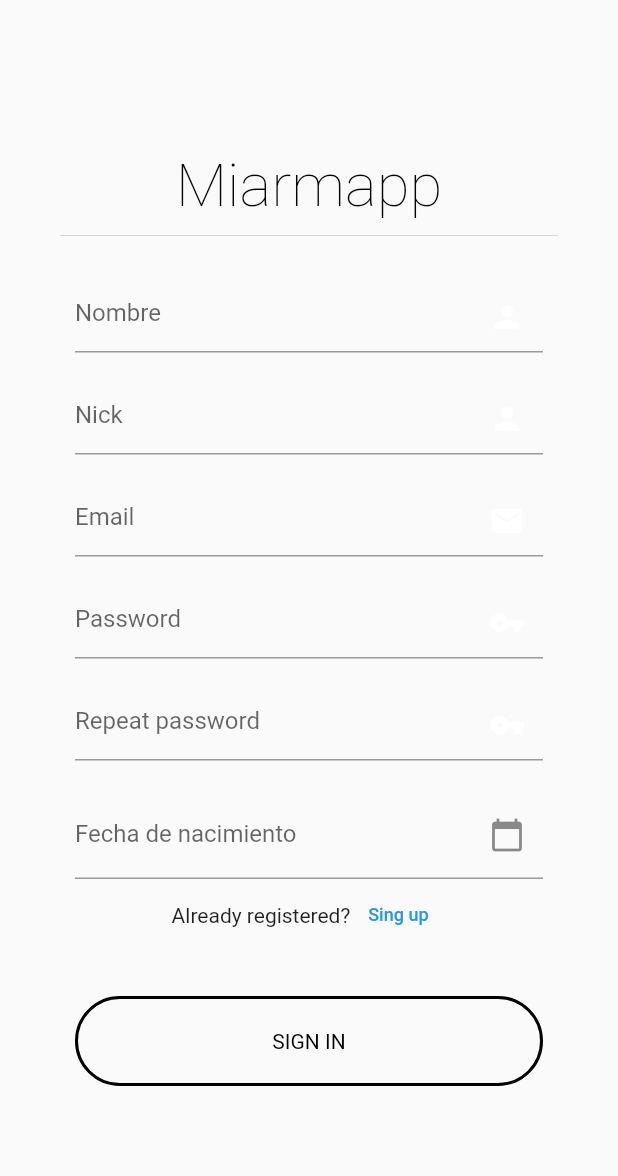
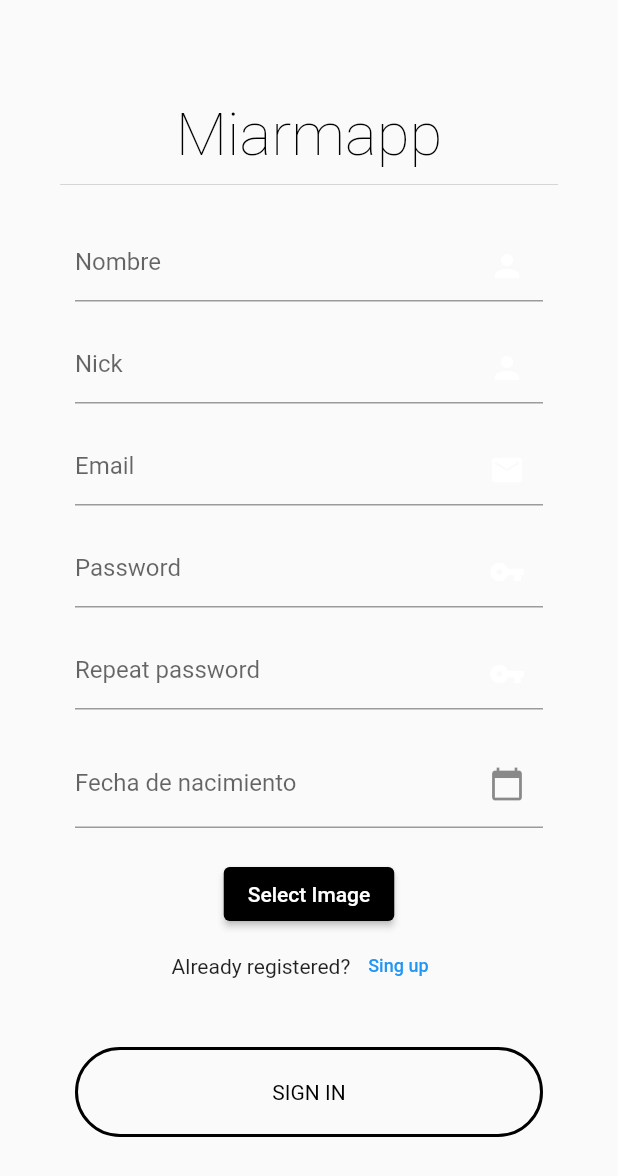
Before and after one commit to Daniel-DLR-02/MIARMA-ProyectoDIPMDM-Frontend, a Flutter app: the RegisterScreen screen opened by its route, on a phone screen of 412 x 824 dp. Shown: the top 1176 px of the screen. Run offline on Flutter 3.47's test engine with Material 2 defaults, Android fonts, the phone set to English and light mode, and no system bars; our stand-ins replace bloc, cached_network_image, equatable, flutter_bloc, font_awesome_flutter, google_fonts and 2 more; accounts and stored records are empty; statements that could not run were skipped.

Commit message:
Elegir foto register

```diff
--- /dev/null
+++ b/lib/bloc/image_pick/image_pick_bloc_bloc.dart
@@ -0,0 +1,33 @@
+import 'dart:async';
+import 'dart:io';
+
+import 'package:bloc/bloc.dart';
+import 'package:equatable/equatable.dart';
+import 'package:image_picker/image_picker.dart';
+
+part 'image_pick_bloc_event.dart';
+part 'image_pick_bloc_state.dart';
+
+class ImagePickBlocBloc extends Bloc<ImagePickBlocEvent, ImagePickBlocState> {
+  ImagePickBlocBloc() : super(ImagePickBlocInitial()) {
+    on<SelectImageEvent>(_onSelectImage);
+  }
+
+  void _onSelectImage(
+      SelectImageEvent event, Emitter<ImagePickBlocState> emit) async {
+    final ImagePicker _picker = ImagePicker();
+
+    try {
+      final XFile? pickedFile = await _picker.pickImage(
+        source: event.source,
+      );
+      if (pickedFile != null) {
+        emit(ImageSelectedSuccessState(pickedFile));
+      } else {
+        emit(const ImageSelectedErrorState('Error in image selection'));
+      }
+    } catch (e) {
+      emit(const ImageSelectedErrorState('Error in image selection'));
+    }
+  }
+}
--- /dev/null
+++ b/lib/bloc/image_pick/image_pick_bloc_event.dart
@@ -0,0 +1,17 @@
+part of 'image_pick_bloc_bloc.dart';
+
+abstract class ImagePickBlocEvent extends Equatable {
+  const ImagePickBlocEvent();
+
+  @override
+  List<Object> get props => [];
+}
+
+class SelectImageEvent extends ImagePickBlocEvent {
+  final ImageSource source;
+
+  const SelectImageEvent(this.source);
+
+  @override
+  List<Object> get props => [source];
+}
--- /dev/null
+++ b/lib/bloc/image_pick/image_pick_bloc_state.dart
@@ -0,0 +1,28 @@
+part of 'image_pick_bloc_bloc.dart';
+
+abstract class ImagePickBlocState extends Equatable {
+  const ImagePickBlocState();
+
+  @override
+  List<Object> get props => [];
+}
+
+class ImagePickBlocInitial extends ImagePickBlocState {}
+
+class ImageSelectedSuccessState extends ImagePickBlocState {
+  final XFile pickedFile;
+
+  const ImageSelectedSuccessState(this.pickedFile);
+
+  @override
+  List<Object> get props => [pickedFile];
+}
+
+class ImageSelectedErrorState extends ImagePickBlocState {
+  final String message;
+
+  const ImageSelectedErrorState(this.message);
+
+  @override
+  List<Object> get props => [message];
+}
--- a/lib/ui/register_screen.dart
+++ b/lib/ui/register_screen.dart
@@ -1,7 +1,11 @@
+import 'dart:io';
+
 import 'package:flutter/material.dart';
 import 'package:flutter_bloc/flutter_bloc.dart';
 import 'package:google_fonts/google_fonts.dart';
+import 'package:image_picker/image_picker.dart';
 import 'package:intl/intl.dart';
+import 'package:miarma_app/bloc/image_pick/image_pick_bloc_bloc.dart';
 import 'package:miarma_app/models/login/login_dto.dart';
 import 'package:miarma_app/ui/menu_screen.dart';
 import 'package:shared_preferences/shared_preferences.dart';
@@ -261,8 +265,68 @@ class _RegisterScreenState extends State<RegisterScreen> {
                                     }
                                   },
                                 ),
-                              )
+                              ),
                               //avatar
+                              Container(
+                                margin: const EdgeInsets.only(top: 20),
+                                width: deviceWidth - 100,
+                                child: BlocProvider(
+                                  create: (context) {
+                                    return ImagePickBlocBloc();
+                                  },
+                                  child: BlocConsumer<ImagePickBlocBloc,
+                                          ImagePickBlocState>(
+                                      listenWhen: (context, state) {
+                                        return state
+                                            is ImageSelectedSuccessState;
+                                      },
+                                      listener: (context, state) {},
+                                      buildWhen: (context, state) {
+                                        return state is ImagePickBlocInitial ||
+                                            state is ImageSelectedSuccessState;
+                                      },
+                                      builder: (context, state) {
+                                        if (state
+                                            is ImageSelectedSuccessState) {
+                                          print(
+                                              'PATH ${state.pickedFile.path}');
+                                          return Column(children: [
+                                            Image.file(
+                                              File(state.pickedFile.path),
+                                              height: 100,
+                                            ),
+                                            ElevatedButton(
+                                                style: ElevatedButton.styleFrom(
+                                                  primary: Colors.black,
+                                                ),
+                                                onPressed: () {
+                                                  // TODO el evento que debeis crear en el BLoC para
+                                                  // poder subir la imagen que tenemos guardada en
+                                                  // state.pickedFile.path
+                                                },
+                                                child:
+                                                    const Text('Upload Image'))
+                                          ]);
+                                        }
+                                        return Center(
+                                            child: ElevatedButton(
+                                                style: ElevatedButton.styleFrom(
+                                                  primary: Colors.black,
+                                                ),
+                                                onPressed: () {
+                                                  BlocProvider.of<
+                                                              ImagePickBlocBloc>(
+                                                          context)
+                                                      .add(
+                                                          const SelectImageEvent(
+                                                              ImageSource
+                                                                  .gallery));
+                                                },
+                                                child: const Text(
+                                                    'Select Image')));
+                                      }),
+                                ),
+                              ),
                             ],
                           ),
                           Row(
```
